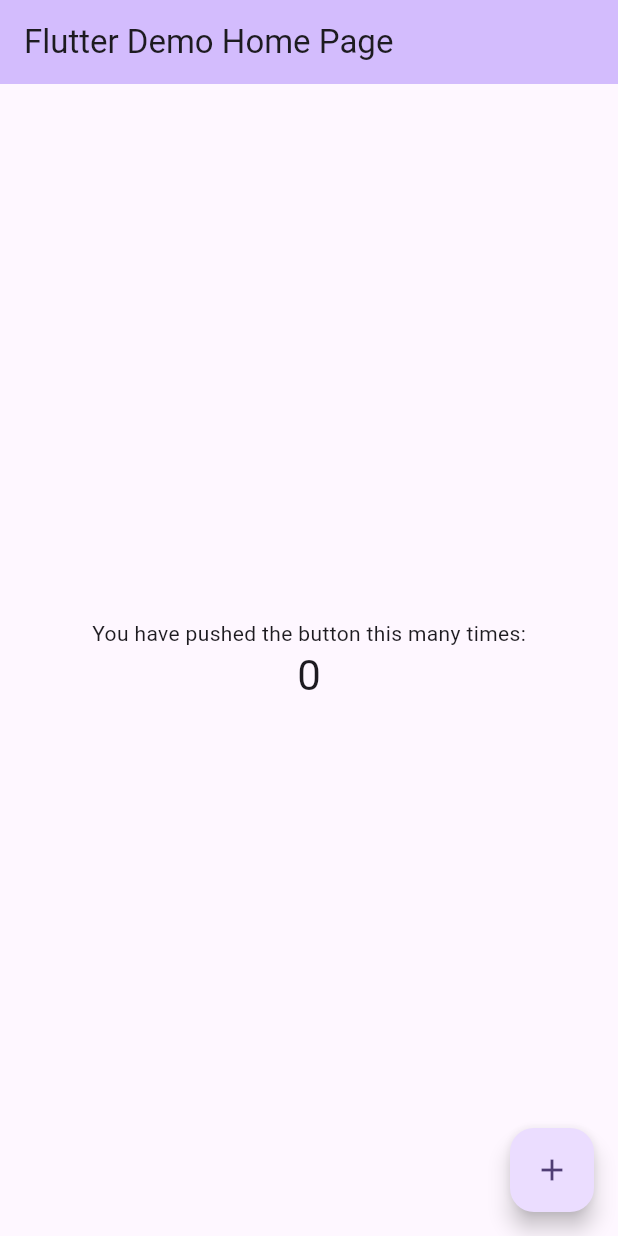
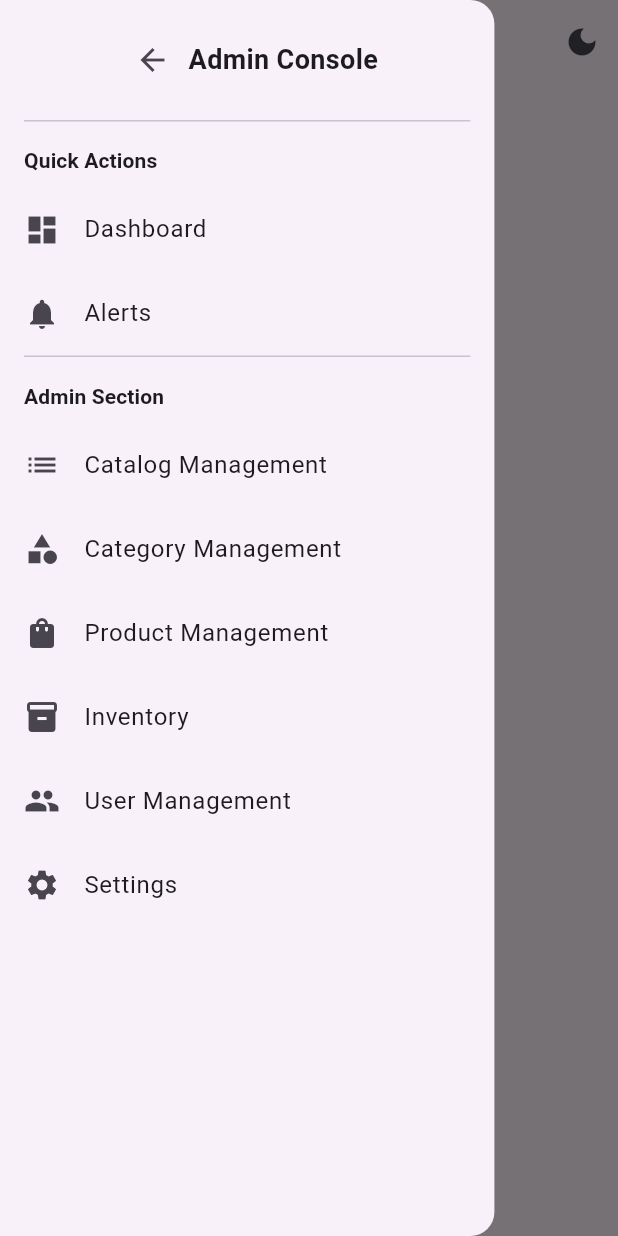
Before and after one commit to hugomf/mercadomio, a Flutter app: the screen it shows after launch, with the side drawer open (before the commit the screen has no drawer), on a phone screen of 412 x 824 dp. Run offline on Flutter 3.47's test engine with Material 3 defaults, Android fonts, the phone set to English and light mode, and no system bars; our stand-ins replace cached_network_image, flutter_dotenv, get, responsive_framework.

Commit message:
admin-console

```diff
--- a/admin_console/lib/main.dart
+++ b/admin_console/lib/main.dart
@@ -1,122 +1,84 @@
 import 'package:flutter/material.dart';
+import 'package:admin_console/widgets/navigation_drawer.dart' as custom;
+import 'package:admin_console/screens/catalog_management.dart';
+import 'package:admin_console/screens/category_management.dart';
 
 void main() {
-  runApp(const MyApp());
+  runApp(const AdminConsoleApp());
 }
 
-class MyApp extends StatelessWidget {
-  const MyApp({super.key});
+class AdminConsoleApp extends StatelessWidget {
+  const AdminConsoleApp({super.key});
 
-  // This widget is the root of your application.
   @override
   Widget build(BuildContext context) {
     return MaterialApp(
-      title: 'Flutter Demo',
+      title: 'Admin Console',
+      routes: {
+        '/catalog': (context) => const CatalogManagementScreen(),
+        '/categories': (context) => const CategoryManagementScreen(),
+      },
       theme: ThemeData(
-        // This is the theme of your application.
-        //
-        // TRY THIS: Try running your application with "flutter run". You'll see
-        // the application has a purple toolbar. Then, without quitting the app,
-        // try changing the seedColor in the colorScheme below to Colors.green
-        // and then invoke "hot reload" (save your changes or press the "hot
-        // reload" button in a Flutter-supported IDE, or press "r" if you used
-        // the command line to start the app).
-        //
-        // Notice that the counter didn't reset back to zero; the application
-        // state is not lost during the reload. To reset the state, use hot
-        // restart instead.
-        //
-        // This works for code too, not just values: Most code changes can be
-        // tested with just a hot reload.
-        colorScheme: ColorScheme.fromSeed(seedColor: Colors.deepPurple),
+        colorScheme: ColorScheme.fromSeed(
+          seedColor: Colors.deepPurple,
+          brightness: Brightness.light,
+        ),
+        useMaterial3: true,
       ),
-      home: const MyHomePage(title: 'Flutter Demo Home Page'),
+      darkTheme: ThemeData(
+        colorScheme: ColorScheme.fromSeed(
+          seedColor: Colors.deepPurple,
+          brightness: Brightness.dark,
+        ),
+        useMaterial3: true,
+      ),
+      themeMode: ThemeMode.system,
+      home: const AdminConsoleHome(),
     );
   }
 }
 
-class MyHomePage extends StatefulWidget {
-  const MyHomePage({super.key, required this.title});
-
-  // This widget is the home page of your application. It is stateful, meaning
-  // that it has a State object (defined below) that contains fields that affect
-  // how it looks.
-
-  // This class is the configuration for the state. It holds the values (in this
-  // case the title) provided by the parent (in this case the App widget) and
-  // used by the build method of the State. Fields in a Widget subclass are
-  // always marked "final".
-
-  final String title;
+class AdminConsoleHome extends StatefulWidget {
+  const AdminConsoleHome({super.key});
 
   @override
-  State<MyHomePage> createState() => _MyHomePageState();
+  State<AdminConsoleHome> createState() => _AdminConsoleHomeState();
 }
 
-class _MyHomePageState extends State<MyHomePage> {
-  int _counter = 0;
+class _AdminConsoleHomeState extends State<AdminConsoleHome> {
+  final GlobalKey<ScaffoldState> _scaffoldKey = GlobalKey<ScaffoldState>();
+  bool _isDarkMode = false;
 
-  void _incrementCounter() {
+  void _toggleTheme() {
     setState(() {
-      // This call to setState tells the Flutter framework that something has
-      // changed in this State, which causes it to rerun the build method below
-      // so that the display can reflect the updated values. If we changed
-      // _counter without calling setState(), then the build method would not be
-      // called again, and so nothing would appear to happen.
-      _counter++;
+      _isDarkMode = !_isDarkMode;
     });
   }
 
   @override
   Widget build(BuildContext context) {
-    // This method is rerun every time setState is called, for instance as done
-    // by the _incrementCounter method above.
-    //
-    // The Flutter framework has been optimized to make rerunning build methods
-    // fast, so that you can just rebuild anything that needs updating rather
-    // than having to individually change instances of widgets.
     return Scaffold(
+      key: _scaffoldKey,
       appBar: AppBar(
-        // TRY THIS: Try changing the color here to a specific color (to
-        // Colors.amber, perhaps?) and trigger a hot reload to see the AppBar
-        // change color while the other colors stay the same.
-        backgroundColor: Theme.of(context).colorScheme.inversePrimary,
-        // Here we take the value from the MyHomePage object that was created by
-        // the App.build method, and use it to set our appbar title.
-        title: Text(widget.title),
+        title: const Text('Admin Console'),
+        leading: IconButton(
+          icon: const Icon(Icons.menu),
+          onPressed: () => _scaffoldKey.currentState?.openDrawer(),
+        ),
+        actions: [
+          IconButton(
+            icon: Icon(_isDarkMode ? Icons.light_mode : Icons.dark_mode),
+            onPressed: _toggleTheme,
+            tooltip: 'Toggle dark mode',
+            focusNode: FocusNode(),
+            autofocus: true,
+          ),
+        ],
       ),
-      body: Center(
-        // Center is a layout widget. It takes a single child and positions it
-        // in the middle of the parent.
-        child: Column(
-          // Column is also a layout widget. It takes a list of children and
-          // arranges them vertically. By default, it sizes itself to fit its
-          // children horizontally, and tries to be as tall as its parent.
-          //
-          // Column has various properties to control how it sizes itself and
-          // how it positions its children. Here we use mainAxisAlignment to
-          // center the children vertically; the main axis here is the vertical
-          // axis because Columns are vertical (the cross axis would be
-          // horizontal).
-          //
-          // TRY THIS: Invoke "debug painting" (choose the "Toggle Debug Paint"
-          // action in the IDE, or press "p" in the console), to see the
-          // wireframe for each widget.
-          mainAxisAlignment: MainAxisAlignment.center,
-          children: <Widget>[
-            const Text('You have pushed the button this many times:'),
-            Text(
-              '$_counter',
-              style: Theme.of(context).textTheme.headlineMedium,
-            ),
-          ],
-        ),
+      drawer: const custom.NavigationDrawer(),
+      body: const Center(
+        child: Text('Main Content Area'),
       ),
-      floatingActionButton: FloatingActionButton(
-        onPressed: _incrementCounter,
-        tooltip: 'Increment',
-        child: const Icon(Icons.add),
-      ), // This trailing comma makes auto-formatting nicer for build methods.
     );
   }
 }
--- /dev/null
+++ b/admin_console/lib/models/category.dart
@@ -0,0 +1,67 @@
+class Category {
+  final String id;
+  final String name;
+  final String? description;
+  final String? imageUrl;
+  final String? parentId;
+  final String path;
+  final int depth;
+  final List<Category> children;
+
+  Category({
+    required this.id,
+    required this.name,
+    this.description,
+    this.imageUrl,
+    this.parentId,
+    required this.path,
+    required this.depth,
+    this.children = const [],
+  });
+
+  factory Category.fromJson(Map<String, dynamic> json) {
+    return Category(
+      id: json['id'],
+      name: json['name'],
+      description: json['description'],
+      imageUrl: json['imageUrl'],
+      parentId: json['parentId'],
+      path: json['path'],
+      depth: json['depth'],
+    );
+  }
+
+  Map<String, dynamic> toJson() => {
+    'id': id,
+    'name': name,
+    'description': description,
+    'imageUrl': imageUrl,
+    'parentId': parentId,
+    'path': path,
+    'depth': depth,
+  };
+
+  bool get isRoot => parentId == null;
+
+  Category copyWith({
+    String? id,
+    String? name,
+    String? description,
+    String? imageUrl,
+    String? parentId,
+    String? path,
+    int? depth,
+    List<Category>? children,
+  }) {
+    return Category(
+      id: id ?? this.id,
+      name: name ?? this.name,
+      description: description ?? this.description,
+      imageUrl: imageUrl ?? this.imageUrl,
+      parentId: parentId ?? this.parentId,
+      path: path ?? this.path,
+      depth: depth ?? this.depth,
+      children: children ?? this.children,
+    );
+  }
+}
--- /dev/null
+++ b/admin_console/lib/widgets/navigation_drawer.dart
@@ -0,0 +1,201 @@
+import 'package:flutter/material.dart';
+import 'package:admin_console/screens/catalog_management.dart';
+
+class NavigationDrawer extends StatefulWidget {
+  const NavigationDrawer({super.key});
+
+  @override
+  State<NavigationDrawer> createState() => _NavigationDrawerState();
+}
+
+class _NavigationDrawerState extends State<NavigationDrawer> {
+  bool _isCollapsed = false;
+
+  void _toggleCollapse() {
+    setState(() {
+      _isCollapsed = !_isCollapsed;
+    });
+  }
+
+  @override
+  Widget build(BuildContext context) {
+    return LayoutBuilder(
+      builder: (context, constraints) {
+        final isMobile = constraints.maxWidth < 600;
+        final drawerWidth = isMobile
+          ? constraints.maxWidth * 0.8
+          : _isCollapsed ? 80.0 : 250.0;
+
+        return AnimatedContainer(
+          duration: const Duration(milliseconds: 300),
+          curve: Curves.easeInOut,
+          width: drawerWidth,
+          child: Drawer(
+            child: Column(
+              children: [
+                _buildHeader(context, constraints),
+                const Divider(height: 1, thickness: 1, indent: 16, endIndent: 16),
+                _buildQuickActionsSection(context),
+                const Divider(height: 1, thickness: 1, indent: 16, endIndent: 16),
+                _buildAdminSection(context),
+              ],
+            ),
+          ),
+        );
+      },
+    );
+  }
+
+  Widget _buildHeader(BuildContext context, BoxConstraints constraints) {
+    return Container(
+      padding: EdgeInsets.symmetric(
+        vertical: 16,
+        horizontal: constraints.maxWidth < 600 ? 8 : 16,
+      ),
+      child: Row(
+        mainAxisAlignment: MainAxisAlignment.center,
+        children: [
+          IconButton(
+            icon: Icon(_isCollapsed ? Icons.menu : Icons.arrow_back),
+            onPressed: _toggleCollapse,
+            tooltip: _isCollapsed ? 'Expand' : 'Collapse',
+            focusNode: FocusNode(),
+            autofocus: true,
+          ),
+          if (!_isCollapsed)
+            const Text(
+              'Admin Console',
+              style: TextStyle(fontSize: 18, fontWeight: FontWeight.bold),
+            ),
+        ],
+      ),
+    );
+  }
+
+  Widget _buildQuickActionsSection(BuildContext context) {
+    return Column(
+      crossAxisAlignment: CrossAxisAlignment.start,
+      children: [
+        if (!_isCollapsed)
+          Padding(
+            padding: const EdgeInsets.fromLTRB(16, 16, 16, 8),
+            child: Text(
+              'Quick Actions',
+              style: Theme.of(context).textTheme.titleSmall?.copyWith(
+                    fontWeight: FontWeight.bold,
+                  ),
+            ),
+          ),
+        _buildMenuItem(
+          context,
+          icon: Icons.dashboard,
+          label: 'Dashboard',
+          onTap: () {
+            // TODO: Implement dashboard navigation
+          },
+        ),
+        _buildMenuItem(
+          context,
+          icon: Icons.notifications,
+          label: 'Alerts',
+          onTap: () {
+            // TODO: Implement alerts navigation
+          },
+        ),
+      ],
+    );
+  }
+
+  Widget _buildAdminSection(BuildContext context) {
+    return Column(
+      crossAxisAlignment: CrossAxisAlignment.start,
+      children: [
+        if (!_isCollapsed)
+          Padding(
+            padding: const EdgeInsets.fromLTRB(16, 16, 16, 8),
+            child: Text(
+              'Admin Section',
+              style: Theme.of(context).textTheme.titleSmall?.copyWith(
+                    fontWeight: FontWeight.bold,
+                  ),
+            ),
+          ),
+        _buildMenuItem(
+          context,
+          icon: Icons.list,
+          label: 'Catalog Management',
+          onTap: () {
+            Navigator.push(
+              context,
+              MaterialPageRoute(
+                builder: (context) => const CatalogManagementScreen(),
+              ),
+            );
+          },
+        ),
+        _buildMenuItem(
+          context,
+          icon: Icons.category,
+          label: 'Category Management',
+          onTap: () {
+            Navigator.pushNamed(context, '/categories');
+          },
+        ),
+        _buildMenuItem(
+          context,
+          icon: Icons.shopping_bag,
+          label: 'Product Management',
+          onTap: () {
+            // TODO: Implement product management navigation
+          },
+        ),
+        _buildMenuItem(
+          context,
+          icon: Icons.inventory,
+          label: 'Inventory',
+          onTap: () {
+            // TODO: Implement inventory navigation
+          },
+        ),
+        _buildMenuItem(
+          context,
+          icon: Icons.people,
+          label: 'User Management',
+          onTap: () {
+            // TODO: Implement user management navigation
+          },
+        ),
+        _buildMenuItem(
+          context,
+          icon: Icons.settings,
+          label: 'Settings',
+          onTap: () {
+            // TODO: Implement settings navigation
+          },
+        ),
+      ],
+    );
+  }
+
+  Widget _buildMenuItem(
+    BuildContext context, {
+    required IconData icon,
+    required String label,
+    VoidCallback? onTap,
+  }) {
+    return ListTile(
+      leading: Icon(icon),
+      title: _isCollapsed ? null : AnimatedOpacity(
+        opacity: _isCollapsed ? 0 : 1,
+        duration: const Duration(milliseconds: 200),
+        child: Text(label),
+      ),
+      focusNode: FocusNode(),
+      autofocus: true,
+      onTap: onTap,
+      mouseCursor: SystemMouseCursors.click,
+      hoverColor: Theme.of(context).colorScheme.primary.withAlpha(25),
+      splashColor: Theme.of(context).colorScheme.primary.withAlpha(50),
+    );
+  }
+}
```
Also changed, not shown: admin_console/lib/screens/catalog_management.dart (added, +35 -0 lines), admin_console/lib/screens/category_management.dart (added, +243 -0 lines), 7 other files.
